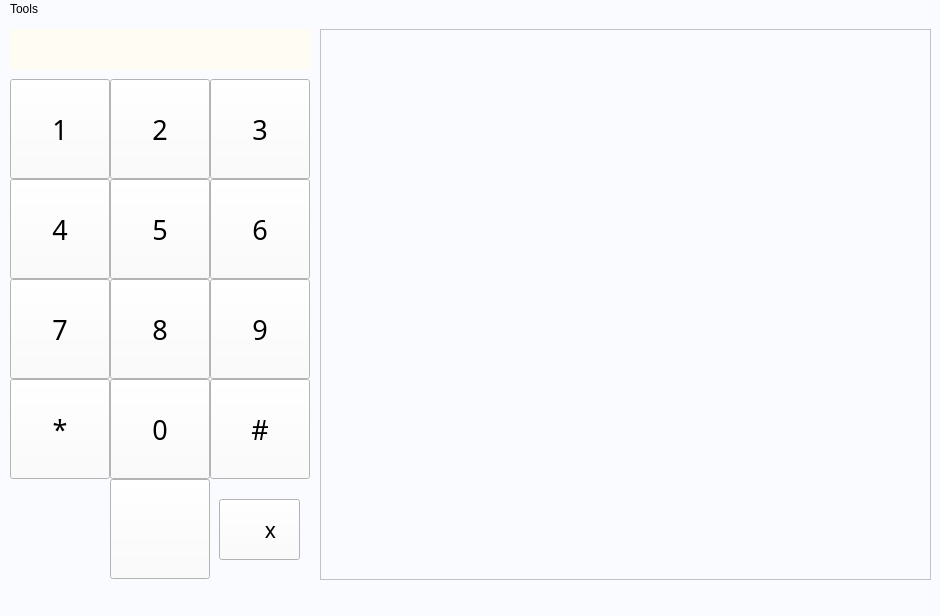
Before: the Qt Designer form mainwindow.ui in JonathanXu4/-CSC3220-Lab-3, drawn with Qt 5.
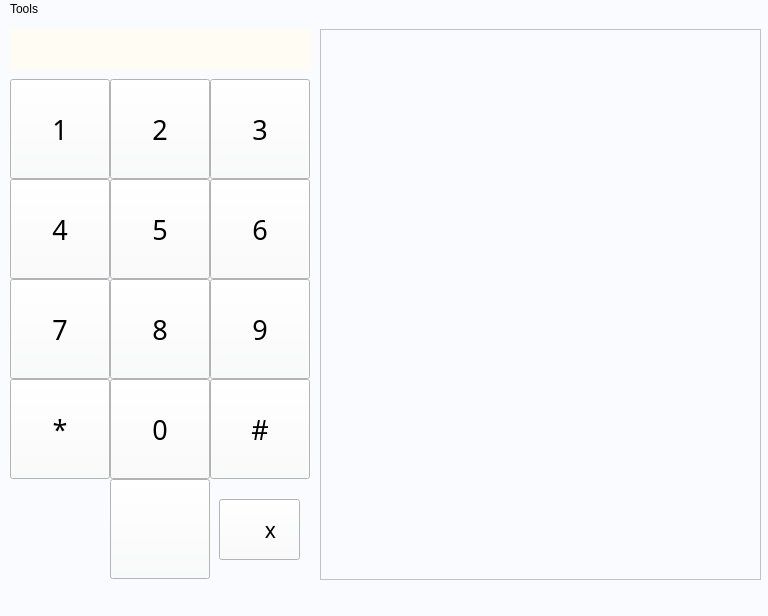
After: the same form once the commit is applied. Icons and pictures are not drawn.

Patch:
```diff
--- a/mainwindow.ui
+++ b/mainwindow.ui
@@ -6,7 +6,7 @@
    <rect>
     <x>0</x>
     <y>0</y>
-    <width>940</width>
+    <width>768</width>
     <height>616</height>
    </rect>
   </property>
@@ -70,7 +70,7 @@
      <rect>
       <x>320</x>
       <y>10</y>
-      <width>611</width>
+      <width>441</width>
       <height>551</height>
      </rect>
     </property>
@@ -334,7 +334,7 @@
     <rect>
      <x>0</x>
      <y>0</y>
-     <width>940</width>
+     <width>768</width>
      <height>26</height>
     </rect>
    </property>
```
